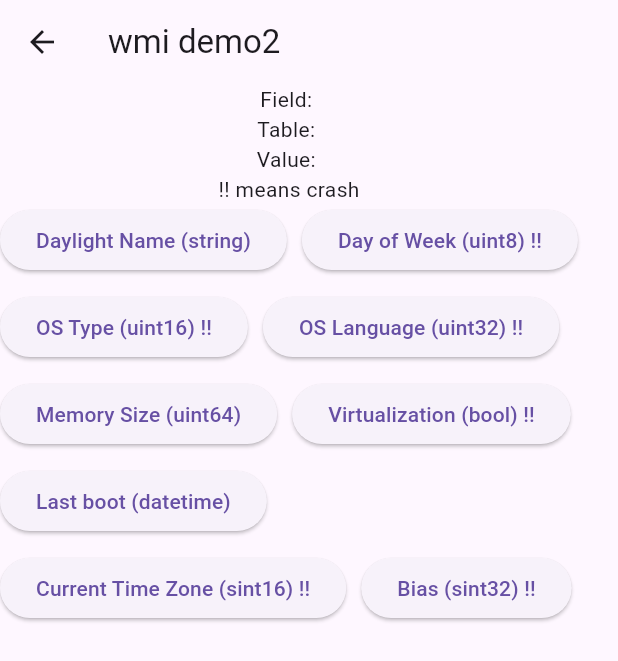
After one commit to huanguan1978/wmi, a Flutter app: the screen it shows after launch, after a tap on the "more" icon, on a phone screen of 412 x 824 dp. The commit adds this screen. Shown: the top 661 px of the screen. Run offline on Flutter 3.47's test engine with Material 3 defaults, Android fonts, the phone set to English and light mode, and no system bars; our stand-ins replace plugin_platform_interface.

Commit message:
fix: VARIANT casting crash and unify type handling.

```diff
--- a/example/lib/main.dart
+++ b/example/lib/main.dart
@@ -3,9 +3,10 @@ import 'dart:async';
 
 import 'package:flutter/services.dart';
 import 'package:wmi/wmi.dart';
+import 'more.dart';
 
 void main() {
-  runApp(const MyApp());
+  runApp(MaterialApp(title: 'wmi demo', home: MyApp()));
 }
 
 class MyApp extends StatefulWidget {
@@ -64,8 +65,11 @@ class _MyAppState extends State<MyApp> {
     String wmiinfo = "", wminame = 'UUID';
     if (wmiInitialized) {
       try {
-        wmiinfo = await _wmiPlugin.wmiValue(
-                fieldname: 'UUID', tablename: 'Win32_ComputerSystemProduct') ??
+        wmiinfo =
+            await _wmiPlugin.wmiValue(
+              fieldname: 'UUID',
+              tablename: 'Win32_ComputerSystemProduct',
+            ) ??
             'Unknown';
       } on PlatformException catch (e) {
         wmiinfo = 'Failed to get $wminame, error: $e';
@@ -88,10 +92,23 @@ class _MyAppState extends State<MyApp> {
 
   @override
   Widget build(BuildContext context) {
-    return MaterialApp(
-      home: Scaffold(
+    return Scaffold(
       appBar: AppBar(
-          title: const Text('Plugin example app'),
+        title: const Text('wmi demo1'),
+        actions: [
+          IconButton(
+            onPressed: () {
+              Navigator.push(
+                context,
+                MaterialPageRoute(
+                  builder: (context) => MoreTypes(wmiPlugin: _wmiPlugin),
+                ),
+              );
+            },
+            icon: const Icon(Icons.more),
+            tooltip: 'test more types',
+          ),
+        ],
       ),
       body: Center(
         // Text('Running on: $_platformVersion\n $_wmiinfo\n'),
@@ -216,7 +233,6 @@ class _MyAppState extends State<MyApp> {
           ],
         ),
       ),
-      ),
     );
   }
 }
--- /dev/null
+++ b/example/lib/more.dart
@@ -0,0 +1,132 @@
+import 'package:flutter/material.dart';
+import 'package:wmi/wmi.dart';
+
+class MoreTypes extends StatefulWidget {
+  const MoreTypes({super.key, required this.wmiPlugin});
+
+  final Wmi wmiPlugin;
+
+  @override
+  State<MoreTypes> createState() => _MoreTypesState();
+}
+
+class _MoreTypesState extends State<MoreTypes> {
+  late final Wmi _wmiPlugin; //  = Wmi();
+  bool _wmiInitialized = false;
+
+  String _fieldName = '';
+  String _tableName = '';
+  String _value = '';
+
+  @override
+  void initState() {
+    super.initState();
+
+    _wmiPlugin = widget.wmiPlugin;
+    _wmiInitialized = true;
+    // initWmi();
+  }
+
+  /*
+  Future<void> initWmi() async {
+    try {
+      _wmiInitialized = await _wmiPlugin.wmiInit() ?? false;
+    } catch (e) {
+      debugPrint('Failed wmiInit(), error: $e');
+    }
+  }
+  */
+
+  @override
+  void dispose() {
+    // if (_wmiInitialized) _wmiPlugin.wmiRelease();
+    super.dispose();
+  }
+
+  Future<void> _getValue(String fieldName, String tableName) async {
+    if (!_wmiInitialized) return;
+
+    _fieldName = fieldName;
+    _tableName = tableName;
+
+    try {
+      _value =
+          await _wmiPlugin.wmiValue(
+            fieldname: _fieldName,
+            tablename: _tableName,
+          ) ??
+          'Unknown';
+    } catch (e) {
+      _value = 'Failed to get $_fieldName from $_tableName, error: $e';
+    }
+
+    if (mounted) setState(() {});
+  }
+
+  @override
+  Widget build(BuildContext context) {
+    return Scaffold(
+      appBar: AppBar(title: const Text('wmi demo2')),
+      body: Column(
+        children: [
+          Text('Field: $_fieldName'),
+          Text('Table: $_tableName'),
+          Text('Value: $_value'),
+          Text('!! means crash'),
+          Wrap(
+            spacing: 10,
+            runSpacing: 10,
+            children: [
+              ElevatedButton(
+                onPressed: () => _getValue('DaylightName', 'Win32_TimeZone'),
+                child: const Text('Daylight Name (string)'),
+              ),
+              ElevatedButton(
+                onPressed: () =>
+                    _getValue('StandardDayOfWeek', 'Win32_TimeZone'),
+                child: const Text('Day of Week (uint8) !!'),
+              ),
+              ElevatedButton(
+                onPressed: () => _getValue('OSType', 'Win32_OperatingSystem'),
+                child: const Text('OS Type (uint16) !!'),
+              ),
+              ElevatedButton(
+                onPressed: () =>
+                    _getValue('OSLanguage', 'Win32_OperatingSystem'),
+                child: const Text('OS Language (uint32) !!'),
+              ),
+              ElevatedButton(
+                onPressed: () => _getValue(
+                  'TotalVisibleMemorySize',
+                  'Win32_OperatingSystem',
+                ),
+                child: const Text('Memory Size (uint64)'),
+              ),
+              ElevatedButton(
+                onPressed: () => _getValue(
+                  'VirtualizationFirmwareEnabled',
+                  'Win32_Processor',
+                ),
+                child: const Text('Virtualization (bool) !!'),
+              ),
+              ElevatedButton(
+                onPressed: () =>
+                    _getValue('LastBootUpTime', 'Win32_OperatingSystem'),
+                child: const Text('Last boot (datetime)'),
+              ),
+              ElevatedButton(
+                onPressed: () =>
+                    _getValue('CurrentTimeZone', 'Win32_OperatingSystem'),
+                child: const Text('Current Time Zone (sint16) !!'),
+              ),
+              ElevatedButton(
+                onPressed: () => _getValue('Bias', 'Win32_TimeZone'),
+                child: const Text('Bias (sint32) !!'),
+              ),
+            ],
+          ),
+        ],
+      ),
+    );
+  }
+}
--- a/pubspec.yaml
+++ b/pubspec.yaml
@@ -1,6 +1,6 @@
 name: wmi
 description: "Windows Management Instrumentation."
-version: 0.0.3
+version: 0.0.4
 homepage: https://github.com/huanguan1978/wmi
 
 topics:
```
Also changed, not shown: 1 other file. Lines whose indentation alone changed are shown as unchanged.
